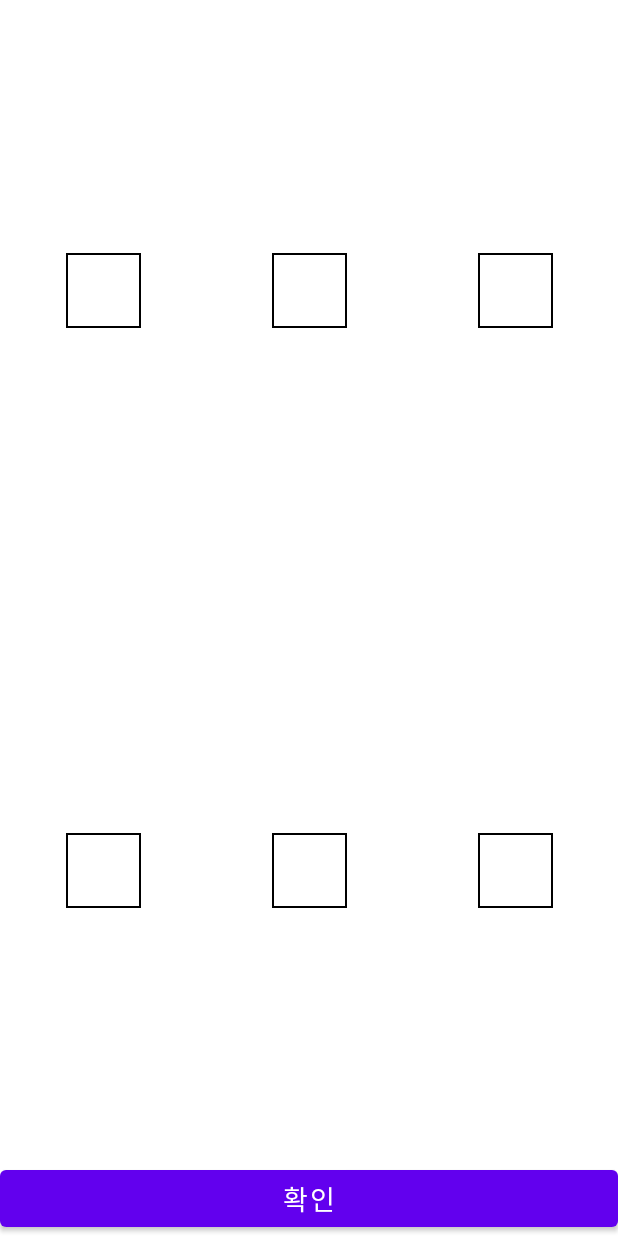
After one commit to Bae-sucheol/constellation_note, an Android app: the layout activity_popup_color_picker.xml on its own in the app's theme, with its tools: preview values and no code run, on a phone screen of 412 x 824 dp. The commit adds this screen. Run offline under Robolectric (Android 15) with nearby library versions, the phone set to English and light mode, and no system bars.

Commit message:
2022/06/09
1. 색상 설정은 컬러 픽커를 따로 구현해서 설정할 수 있도록 만들 예정.

2. 허나 내일부터 3일간 외가집으로 가기 때문에 3일간 작업을 못함.

3. 오늘도 여러가지 준비할 사항이 많아 계획과 틀만 만들고 끝.

```diff
--- a/app/src/main/java/com/example/constellation_note/Create_note.java
+++ b/app/src/main/java/com/example/constellation_note/Create_note.java
@@ -322,6 +322,7 @@ public class Create_note extends AppCompatActivity
     private void finish_activity()
     {
         Intent intent = new Intent();
+        intent.putExtra("requestCode", 1);
         intent.putExtra("title", title);
         intent.putExtra("content", content);
         setResult(RESULT_OK, intent);
--- /dev/null
+++ b/app/src/main/res/drawable/color_selected.xml
@@ -0,0 +1,6 @@
+<?xml version="1.0" encoding="utf-8"?>
+<shape xmlns:android="http://schemas.android.com/apk/res/android">
+    <stroke
+        android:width="1dp"
+        android:color="#FF0000"/>
+</shape>
--- /dev/null
+++ b/app/src/main/res/drawable/color_selector.xml
@@ -0,0 +1,7 @@
+<?xml version="1.0" encoding="utf-8"?>
+<selector xmlns:android="http://schemas.android.com/apk/res/android">
+
+    <item android:state_pressed="true" android:drawable="@drawable/color_selected"/>
+    <item android:state_pressed="false" android:drawable="@drawable/color_unselected"/>
+
+</selector>
--- /dev/null
+++ b/app/src/main/res/drawable/color_unselected.xml
@@ -0,0 +1,6 @@
+<?xml version="1.0" encoding="utf-8"?>
+<shape xmlns:android="http://schemas.android.com/apk/res/android">
+    <stroke
+        android:width="1dp"
+        android:color="#000000"/>
+</shape>
--- /dev/null
+++ b/app/src/main/res/layout/activity_popup_color_picker.xml
@@ -0,0 +1,84 @@
+<?xml version="1.0" encoding="utf-8"?>
+<FrameLayout xmlns:android="http://schemas.android.com/apk/res/android"
+    xmlns:app="http://schemas.android.com/apk/res-auto"
+    xmlns:tools="http://schemas.android.com/tools"
+    android:layout_width="match_parent"
+    android:layout_height="match_parent"
+    android:orientation="vertical"
+    tools:context=".activity_popup_color_picker">
+
+    <GridLayout
+        android:id="@+id/layout_color_picker"
+        android:layout_height="match_parent"
+        android:layout_width="match_parent"
+        android:layout_marginBottom="50dp"
+        android:orientation="horizontal"
+        android:columnCount="3">
+
+        <ImageView
+            android:id="@+id/imageView_color_1"
+            android:layout_width="50dp"
+            android:layout_height="50dp"
+            android:layout_columnWeight="1"
+            android:layout_rowWeight="1"
+            android:layout_gravity="center"
+            android:background="@drawable/color_selector"/>
+
+        <ImageView
+            android:id="@+id/imageView_color_2"
+            android:layout_width="50dp"
+            android:layout_height="50dp"
+            android:layout_columnWeight="1"
+            android:layout_rowWeight="1"
+            android:layout_gravity="center"
+            android:background="@drawable/color_selector"/>
+
+        <ImageView
+            android:id="@+id/imageView_color_3"
+            android:layout_width="50dp"
+            android:layout_height="50dp"
+            android:layout_columnWeight="1"
+            android:layout_rowWeight="1"
+            android:layout_gravity="center"
+            android:background="@drawable/color_selector"/>
+
+        <ImageView
+            android:id="@+id/imageView_color_4"
+            android:layout_width="50dp"
+            android:layout_height="50dp"
+            android:layout_columnWeight="1"
+            android:layout_rowWeight="1"
+            android:layout_gravity="center"
+            android:background="@drawable/color_selector"/>
+
+        <ImageView
+            android:id="@+id/imageView_color_5"
+            android:layout_width="50dp"
+            android:layout_height="50dp"
+            android:layout_columnWeight="1"
+            android:layout_rowWeight="1"
+            android:layout_gravity="center"
+            android:background="@drawable/color_selector" />
+
+        <ImageView
+            android:id="@+id/imageView_color_6"
+            android:layout_width="50dp"
+            android:layout_height="50dp"
+            android:layout_columnWeight="1"
+            android:layout_rowWeight="1"
+            android:layout_gravity="center"
+            android:background="@drawable/color_selector"/>
+
+    </GridLayout>
+
+    <Button
+        android:id="@+id/button_color_picker"
+        android:layout_width="match_parent"
+        android:layout_height="50dp"
+        android:layout_gravity="bottom"
+        android:textSize="18dp"
+        android:text="확인"/>
+
+
+
+</FrameLayout>
--- a/app/src/main/res/menu/popup_star_menu.xml
+++ b/app/src/main/res/menu/popup_star_menu.xml
@@ -1,5 +1,6 @@
 <?xml version="1.0" encoding="utf-8"?>
-<menu xmlns:android="http://schemas.android.com/apk/res/android">
+<menu xmlns:android="http://schemas.android.com/apk/res/android"
+    xmlns:app="http://schemas.android.com/apk/res-auto">
 
     <item
         android:id="@+id/action_star_create"
@@ -10,5 +11,8 @@
     <item
         android:id="@+id/action_star_modify"
         android:title="수정" />
+    <item
+        android:id="@+id/action_star_color"
+        android:title="색상"/>
 
 </menu>
```
Also changed, not shown: app/src/main/AndroidManifest.xml (+5 -6 lines), app/src/main/java/com/example/constellation_note/MainActivity.java (+29 -4 lines), app/src/main/java/com/example/constellation_note/activity_popup_color_picker.java (added, +56 -0 lines).
